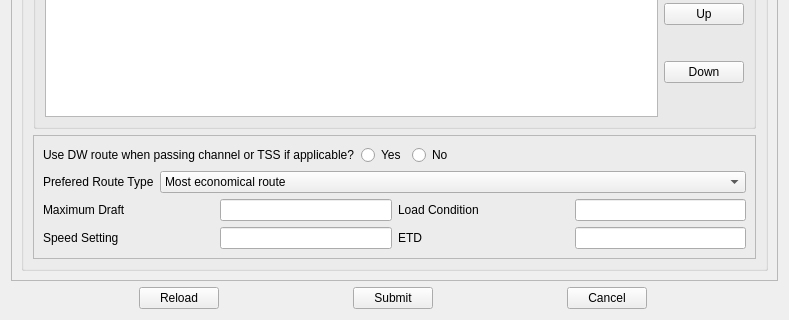
Old version of the form QtUi/requestRoute.ui in the repository heavenlxj/emgui; both pictures show x 0 to 789 and y 446 to 766 of the 789 by 766 pixel window.
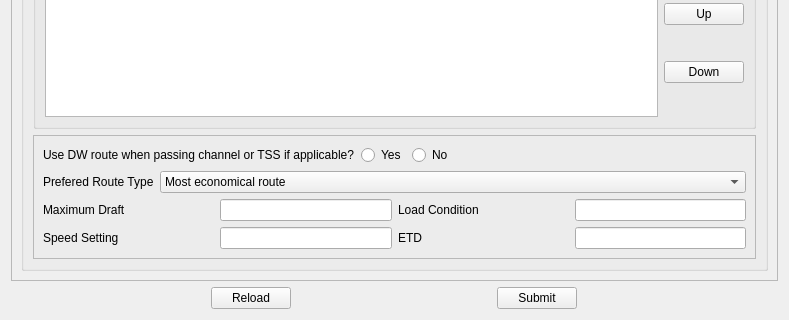
New version of the form.

The edit to the form file:
```diff
--- a/QtUi/requestRoute.ui
+++ b/QtUi/requestRoute.ui
@@ -840,19 +840,6 @@
        </property>
       </widget>
      </item>
-     <item>
-      <widget class="QPushButton" name="cancel_btn">
-       <property name="sizePolicy">
-        <sizepolicy hsizetype="Fixed" vsizetype="Fixed">
-         <horstretch>0</horstretch>
-         <verstretch>0</verstretch>
-        </sizepolicy>
-       </property>
-       <property name="text">
-        <string>Cancel</string>
-       </property>
-      </widget>
-     </item>
     </layout>
    </item>
   </layout>
```
Left out of the diff: 13 changed lines with no effect on the pictures.
